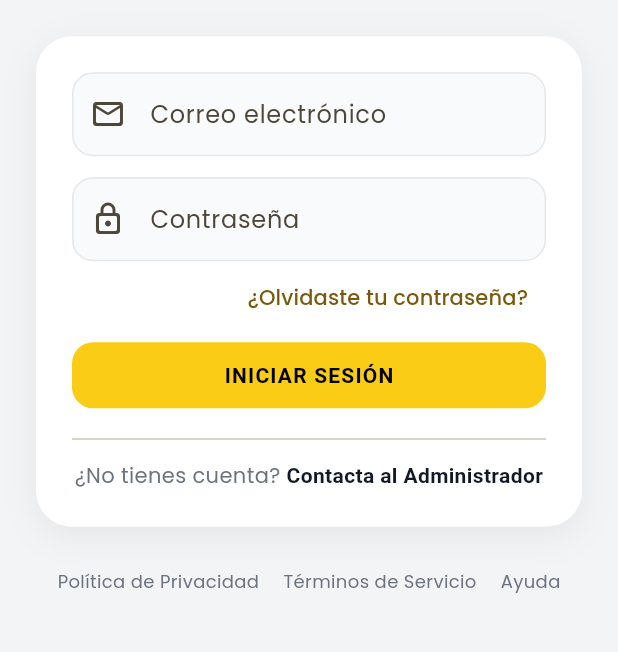
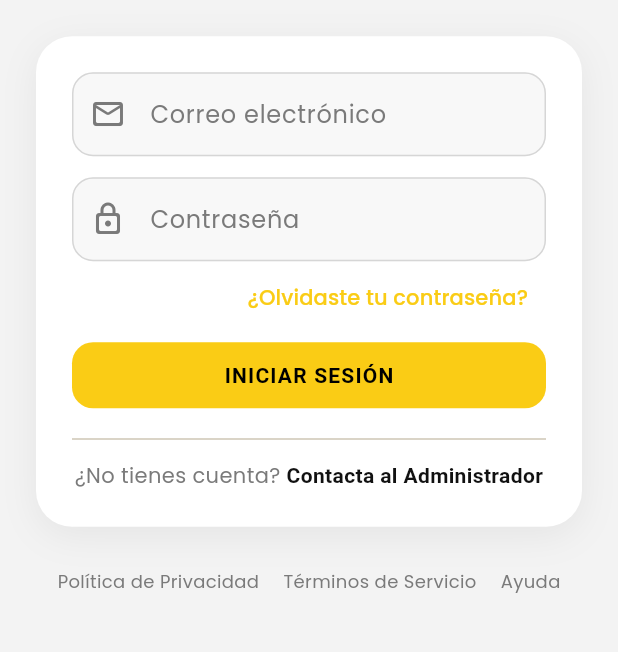
Before and after one commit to soyesperoni/trust, a Flutter app: the screen it shows after launch, on a phone screen of 412 x 824 dp, the part 374-1026 px from its top. Run offline on Flutter 3.47's test engine with Material 3 defaults, Android fonts, the phone set to English and light mode, and no system bars; our stand-ins replace google_fonts.

Commit message:
Ajusta paleta Flutter a amarillo, gris y negro

```diff
--- a/flutter/lib/main.dart
+++ b/flutter/lib/main.dart
@@ -2,6 +2,7 @@ import 'package:flutter/material.dart';
 import 'package:google_fonts/google_fonts.dart';
 
 import 'src/screens/login_screen.dart';
+import 'src/theme/app_colors.dart';
 
 void main() {
   runApp(const TrustApp());
@@ -39,28 +40,38 @@ class _TrustAppState extends State<TrustApp> {
 
   @override
   Widget build(BuildContext context) {
-    const darkOrange = Color(0xFFB87700);
-
     return MaterialApp(
       title: 'Trust Mobile',
       debugShowCheckedModeBanner: false,
       theme: ThemeData(
-        colorScheme: ColorScheme.fromSeed(seedColor: const Color(0xFFE5B43C)).copyWith(
+        colorScheme: ColorScheme.fromSeed(seedColor: AppColors.yellow).copyWith(
+          primary: AppColors.yellow,
+          onPrimary: AppColors.black,
+          secondary: AppColors.charcoal,
+          onSecondary: Colors.white,
           surface: Colors.white,
+          onSurface: AppColors.gray900,
+          onSurfaceVariant: AppColors.gray500,
+          outline: AppColors.gray300,
         ),
-        scaffoldBackgroundColor: Colors.white,
+        scaffoldBackgroundColor: AppColors.gray50,
         textTheme: GoogleFonts.poppinsTextTheme(),
         primaryTextTheme: GoogleFonts.poppinsTextTheme(),
         useMaterial3: true,
       ),
       darkTheme: ThemeData(
         colorScheme: ColorScheme.fromSeed(
-          seedColor: darkOrange,
+          seedColor: AppColors.yellowDark,
           brightness: Brightness.dark,
         ).copyWith(
-          surface: darkOrange,
+          primary: AppColors.yellow,
+          onPrimary: AppColors.black,
+          surface: AppColors.black,
+          onSurface: Colors.white,
+          onSurfaceVariant: AppColors.gray300,
+          outline: AppColors.gray700,
         ),
-        scaffoldBackgroundColor: darkOrange,
+        scaffoldBackgroundColor: AppColors.black,
         textTheme: GoogleFonts.poppinsTextTheme(ThemeData.dark().textTheme),
         primaryTextTheme: GoogleFonts.poppinsTextTheme(ThemeData.dark().primaryTextTheme),
         useMaterial3: true,
@@ -82,12 +93,12 @@ class TrustSplashScreen extends StatelessWidget {
   @override
   Widget build(BuildContext context) {
     return Scaffold(
-      backgroundColor: Colors.black,
+      backgroundColor: AppColors.black,
       body: Center(
         child: Text(
           'trust',
           style: GoogleFonts.poppins(
-            color: const Color(0xFFFACC15),
+            color: AppColors.yellow,
             fontSize: 54,
             fontWeight: FontWeight.bold,
           ),
--- a/flutter/lib/src/screens/login_screen.dart
+++ b/flutter/lib/src/screens/login_screen.dart
@@ -2,6 +2,7 @@ import 'package:flutter/material.dart';
 import 'package:google_fonts/google_fonts.dart';
 
 import 'home_screen.dart';
+import '../theme/app_colors.dart';
 
 class LoginScreen extends StatefulWidget {
   const LoginScreen({
@@ -31,8 +32,8 @@ class _LoginScreenState extends State<LoginScreen> {
 
   @override
   Widget build(BuildContext context) {
-    const primary = Color(0xFFFACC15);
-    const background = Color(0xFFF3F4F6);
+    const primary = AppColors.yellow;
+    const background = AppColors.gray100;
 
     return Scaffold(
       backgroundColor: background,
@@ -82,14 +83,14 @@ class _LoginScreenState extends State<LoginScreen> {
                               hintText: 'tu_correo@empresa.com',
                               prefixIcon: const Icon(Icons.mail_outline_rounded),
                               filled: true,
-                              fillColor: const Color(0xFFF9FAFB),
+                              fillColor: AppColors.gray50,
                               border: OutlineInputBorder(
                                 borderRadius: BorderRadius.circular(14),
-                                borderSide: const BorderSide(color: Color(0xFFE5E7EB)),
+                                borderSide: const BorderSide(color: AppColors.gray300),
                               ),
                               enabledBorder: OutlineInputBorder(
                                 borderRadius: BorderRadius.circular(14),
-                                borderSide: const BorderSide(color: Color(0xFFE5E7EB)),
+                                borderSide: const BorderSide(color: AppColors.gray300),
                               ),
                             ),
                             validator: (value) {
@@ -111,14 +112,14 @@ class _LoginScreenState extends State<LoginScreen> {
                               hintText: '••••••••',
                               prefixIcon: const Icon(Icons.lock_outline_rounded),
                               filled: true,
-                              fillColor: const Color(0xFFF9FAFB),
+                              fillColor: AppColors.gray50,
                               border: OutlineInputBorder(
                                 borderRadius: BorderRadius.circular(14),
-                                borderSide: const BorderSide(color: Color(0xFFE5E7EB)),
+                                borderSide: const BorderSide(color: AppColors.gray300),
                               ),
                               enabledBorder: OutlineInputBorder(
                                 borderRadius: BorderRadius.circular(14),
-                                borderSide: const BorderSide(color: Color(0xFFE5E7EB)),
+                                borderSide: const BorderSide(color: AppColors.gray300),
                               ),
                             ),
                             validator: (value) {
@@ -171,14 +172,14 @@ class _LoginScreenState extends State<LoginScreen> {
                             TextSpan(
                               text: '¿No tienes cuenta? ',
                               style: Theme.of(context).textTheme.bodyMedium?.copyWith(
-                                    color: const Color(0xFF6B7280),
+                                    color: AppColors.gray500,
                                   ),
                               children: const [
                                 TextSpan(
                                   text: 'Contacta al Administrador',
                                   style: TextStyle(
                                     fontWeight: FontWeight.bold,
-                                    color: Color(0xFF111827),
+                                    color: AppColors.black,
                                   ),
                                 ),
                               ],
@@ -193,9 +194,9 @@ class _LoginScreenState extends State<LoginScreen> {
                       alignment: WrapAlignment.center,
                       spacing: 16,
                       children: const [
-                        Text('Política de Privacidad', style: TextStyle(fontSize: 12, color: Color(0xFF6B7280))),
-                        Text('Términos de Servicio', style: TextStyle(fontSize: 12, color: Color(0xFF6B7280))),
-                        Text('Ayuda', style: TextStyle(fontSize: 12, color: Color(0xFF6B7280))),
+                        Text('Política de Privacidad', style: TextStyle(fontSize: 12, color: AppColors.gray500)),
+                        Text('Términos de Servicio', style: TextStyle(fontSize: 12, color: AppColors.gray500)),
+                        Text('Ayuda', style: TextStyle(fontSize: 12, color: AppColors.gray500)),
                       ],
                     ),
                   ],
--- /dev/null
+++ b/flutter/lib/src/theme/app_colors.dart
@@ -0,0 +1,21 @@
+import 'package:flutter/material.dart';
+
+class AppColors {
+  const AppColors._();
+
+  static const Color yellow = Color(0xFFFACC15);
+  static const Color yellowDark = Color(0xFFE0B20F);
+  static const Color yellowSoft = Color(0xFFFFF4CC);
+
+  static const Color black = Color(0xFF111111);
+  static const Color charcoal = Color(0xFF2A2A2A);
+
+  static const Color gray900 = Color(0xFF1F1F1F);
+  static const Color gray700 = Color(0xFF4F4F4F);
+  static const Color gray500 = Color(0xFF7A7A7A);
+  static const Color gray300 = Color(0xFFD6D6D6);
+  static const Color gray100 = Color(0xFFF3F3F3);
+  static const Color gray50 = Color(0xFFF8F8F8);
+
+  static const Color danger = Color(0xFFDC2626);
+}
```
Also changed, not shown: flutter/lib/src/screens/home_screen.dart (+7 -6 lines), flutter/lib/src/screens/tabs/calendar_tab.dart (+10 -9 lines), flutter/lib/src/screens/tabs/visits_tab.dart (+16 -15 lines).
